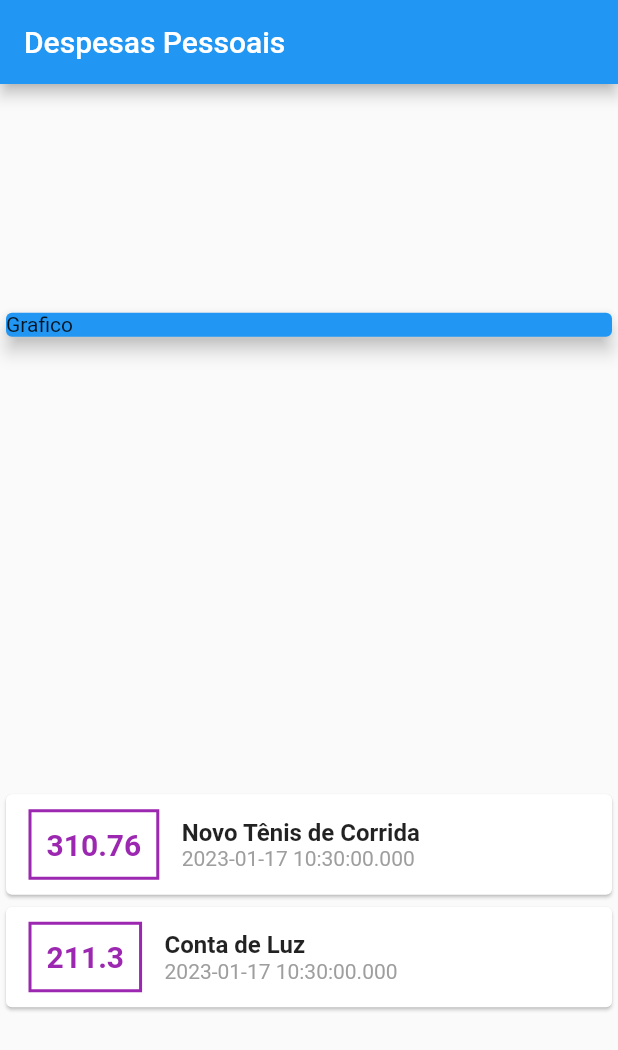
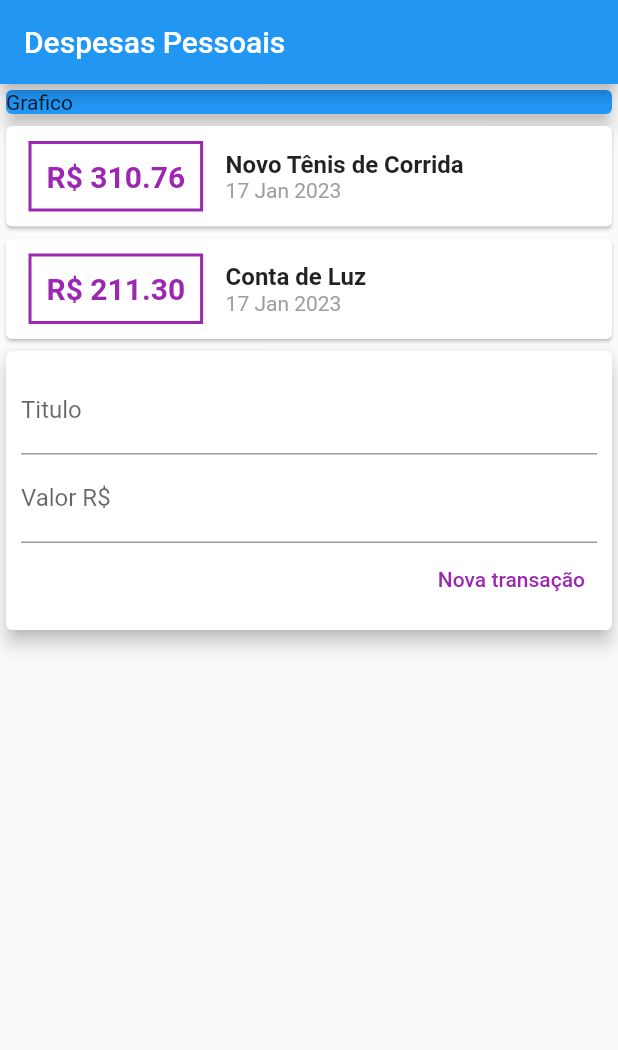
Before and after one commit to williansjaime/AppFlutterDespesas, a Flutter app: the screen it shows after launch, on a phone screen of 412 x 824 dp. Shown: the top 1050 px of the screen. Run offline on Flutter 3.47's test engine with Material 2 defaults, Android fonts, the phone set to English and light mode, and no system bars.

Commit message:
Montagem do textButton

```diff
--- a/AppExpense/expenses/lib/main.dart
+++ b/AppExpense/expenses/lib/main.dart
@@ -1,5 +1,6 @@
 import 'package:expenses/models/transaction.dart';
 import 'package:flutter/material.dart';
+import 'package:intl/intl.dart';
 
 void main() {
   runApp(Expenses());
@@ -31,8 +32,8 @@ class expenses extends StatelessWidget {
         title: Text('Despesas Pessoais'),
       ),
       body: Column(
-        mainAxisAlignment: MainAxisAlignment.spaceAround,
-        crossAxisAlignment: CrossAxisAlignment.stretch,
+        //mainAxisAlignment: MainAxisAlignment.spaceAround,
+        //crossAxisAlignment: CrossAxisAlignment.stretch,
         children: <Widget>[
           Container(
               width: double.infinity,
@@ -57,7 +58,7 @@ class expenses extends StatelessWidget {
                     )),
                     padding: EdgeInsets.all(10),
                     child: Text(
-                      tr.value.toString(),
+                      'R\$ ${tr.value.toStringAsFixed(2)}',
                       style: TextStyle(
                         fontWeight: FontWeight.bold,
                         fontSize: 20,
@@ -76,7 +77,7 @@ class expenses extends StatelessWidget {
                         ),
                       ),
                       Text(
-                        tr.date.toString(),
+                        DateFormat('d MMM y').format(tr.date),
                         style: TextStyle(
                           color: Colors.grey,
                         ),
@@ -86,6 +87,40 @@ class expenses extends StatelessWidget {
                 ]),
               );
             }).toList(),
+          ),
+          Card(
+            elevation: 5,
+            child: Padding(
+              padding: const EdgeInsets.all(10),
+              child: Column(
+                children: <Widget>[
+                  TextField(
+                    decoration: InputDecoration(
+                      labelText: 'Titulo',
+                    ),
+                  ),
+                  TextField(
+                    decoration: InputDecoration(
+                      labelText: 'Valor R\$',
+                    ),
+                  ),
+                  Row(
+                    mainAxisAlignment: MainAxisAlignment.end,
+                    children: <Widget>[
+                      TextButton(
+                        onPressed: () {},
+                        child: Text(
+                          "Nova transação",
+                        ),
+                        style: TextButton.styleFrom(
+                          primary: Colors.purple, // Text Color
+                        ),
+                      ),
+                    ],
+                  )
+                ],
+              ),
+            ),
           )
         ],
       ),
--- a/AppExpense/expenses/pubspec.yaml
+++ b/AppExpense/expenses/pubspec.yaml
@@ -32,9 +32,6 @@ dependencies:
   flutter:
     sdk: flutter
 
-
-  # The following adds the Cupertino Icons font to your application.
-  # Use with the CupertinoIcons class for iOS style icons.
   cupertino_icons: ^1.0.2
   intl: ^0.18.0
 
```
